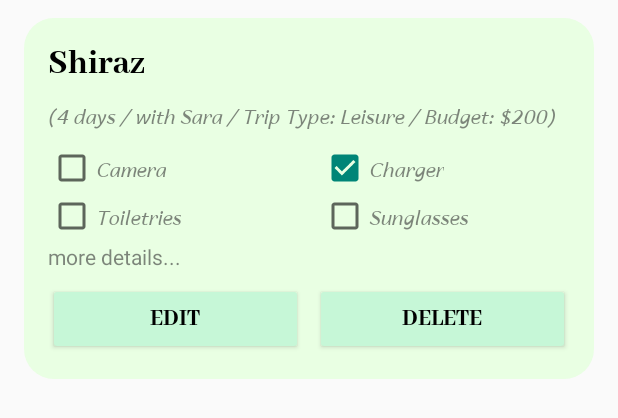
After one commit to SonyaNamazy/TripPlanner, an Android app: the layout item_trip.xml on its own in the app's theme, with its tools: preview values and no code run, on a phone screen of 412 x 824 dp. The commit adds this screen. Shown: the top 418 px of the screen. Run offline under Robolectric (Android 15) with nearby library versions, the phone set to English and light mode, and no system bars.

Commit message:
trip list page

```diff
--- /dev/null
+++ b/app/src/main/res/drawable/ic_add_white.xml
@@ -0,0 +1,5 @@
+<vector xmlns:android="http://schemas.android.com/apk/res/android" android:height="24dp" android:tint="#FFFFFF" android:viewportHeight="24" android:viewportWidth="24" android:width="24dp">
+
+    <path android:fillColor="@android:color/white" android:pathData="M19,13h-6v6h-2v-6H5v-2h6V5h2v6h6v2z"/>
+
+</vector>
--- /dev/null
+++ b/app/src/main/res/drawable/title_bg.xml
@@ -0,0 +1,9 @@
+<?xml version="1.0" encoding="utf-8"?>
+<shape xmlns:android="http://schemas.android.com/apk/res/android"
+    android:shape="rectangle">
+
+    <solid android:color="#E9FFE3" />
+
+    <corners android:radius="20dp" />
+
+</shape>
--- a/app/src/main/res/layout/activity_add_trip.xml
+++ b/app/src/main/res/layout/activity_add_trip.xml
@@ -110,7 +110,7 @@
                 android:id="@+id/btnAddPacking"
                 android:layout_width="wrap_content"
                 android:layout_height="wrap_content"
-                android:src="@android:drawable/ic_input_add"
+                android:src="@drawable/ic_add_white"
                 android:contentDescription="Add item"
                 android:backgroundTint="#56C88D"
                 android:elevation="6dp" />
--- /dev/null
+++ b/app/src/main/res/layout/activity_trip_list.xml
@@ -0,0 +1,29 @@
+<?xml version="1.0" encoding="utf-8"?>
+<LinearLayout xmlns:android="http://schemas.android.com/apk/res/android"
+    android:id="@+id/layoutTripList"
+    android:layout_width="match_parent"
+    android:layout_height="match_parent"
+    android:orientation="vertical"
+    android:padding="16dp"
+    android:background="#C6F7D7">
+
+    <TextView
+        android:id="@+id/tvTripListTitle"
+        android:layout_width="match_parent"
+        android:layout_height="wrap_content"
+        android:text="Trip List"
+        android:textSize="32sp"
+        android:textStyle="bold"
+        android:textColor="#000000"
+        android:background="#E9FFE3"
+        android:gravity="center"
+        android:padding="12dp"
+        android:layout_marginBottom="16dp"
+        android:fontFamily="@font/abhayalibreextrabold"/>
+
+    <androidx.recyclerview.widget.RecyclerView
+        android:id="@+id/recyclerTripList"
+        android:layout_width="match_parent"
+        android:layout_height="0dp"
+        android:layout_weight="1"/>
+</LinearLayout>
--- /dev/null
+++ b/app/src/main/res/layout/item_trip.xml
@@ -0,0 +1,131 @@
+<?xml version="1.0" encoding="utf-8"?>
+<LinearLayout xmlns:android="http://schemas.android.com/apk/res/android"
+    android:layout_width="match_parent"
+    android:layout_height="wrap_content"
+    android:background="@drawable/title_bg"
+    android:orientation="vertical"
+    android:padding="16dp"
+    android:layout_marginStart="16dp"
+    android:layout_marginEnd="16dp"
+    android:layout_marginTop="12dp"
+    android:layout_marginBottom="16dp">
+
+    <TextView
+        android:id="@+id/tvDestination"
+        android:layout_width="wrap_content"
+        android:layout_height="wrap_content"
+        android:text="Shiraz"
+        android:textSize="24sp"
+        android:textStyle="bold"
+        android:fontFamily="@font/abhayalibreextrabold"
+        android:textColor="#000000" />
+
+    <TextView
+        android:id="@+id/tvTripInfo"
+        android:layout_width="wrap_content"
+        android:layout_height="wrap_content"
+        android:text="(4 days / with Sara / Trip Type: Leisure / Budget: $200)"
+        android:textSize="13sp"
+        android:textColor="#99333333"
+        android:fontFamily="@font/andikanewbasici"
+        android:layout_marginTop="8dp" />
+
+    <LinearLayout
+        android:layout_width="match_parent"
+        android:layout_height="wrap_content"
+        android:orientation="horizontal"
+        android:layout_marginTop="8dp">
+
+        <LinearLayout
+            android:layout_width="0dp"
+            android:layout_height="wrap_content"
+            android:layout_weight="1"
+            android:orientation="vertical">
+
+            <CheckBox
+                android:layout_width="wrap_content"
+                android:layout_height="wrap_content"
+                android:text="Camera"
+                android:fontFamily="@font/andikanewbasici"
+                android:textColor="#99333333"
+                android:textSize="13sp"
+                android:checked="false" />
+
+            <CheckBox
+                android:layout_width="wrap_content"
+                android:layout_height="wrap_content"
+                android:text="Toiletries"
+                android:fontFamily="@font/andikanewbasici"
+                android:textColor="#99333333"
+                android:textSize="13sp"
+                android:checked="false" />
+        </LinearLayout>
+
+        <LinearLayout
+            android:layout_width="0dp"
+            android:layout_height="wrap_content"
+            android:layout_weight="1"
+            android:orientation="vertical"
+            android:paddingStart="8dp">
+
+            <CheckBox
+                android:layout_width="wrap_content"
+                android:layout_height="wrap_content"
+                android:text="Charger"
+                android:fontFamily="@font/andikanewbasici"
+                android:textColor="#99333333"
+                android:textSize="13sp"
+                android:checked="true" />
+
+            <CheckBox
+                android:layout_width="wrap_content"
+                android:layout_height="wrap_content"
+                android:text="Sunglasses"
+                android:fontFamily="@font/andikanewbasici"
+                android:textColor="#99333333"
+                android:textSize="13sp"
+                android:checked="false" />
+        </LinearLayout>
+    </LinearLayout>
+
+    <TextView
+        android:id="@+id/btnMoreDetails"
+        android:layout_width="wrap_content"
+        android:layout_height="wrap_content"
+        android:text="more details..."
+        android:textColor="#99333333"
+        android:layout_marginTop="1dp" />
+
+    <LinearLayout
+        android:layout_width="match_parent"
+        android:layout_height="wrap_content"
+        android:orientation="horizontal"
+        android:layout_marginTop="8dp">
+
+        <Button
+            android:id="@+id/btnEdit"
+            android:layout_width="0dp"
+            android:layout_height="wrap_content"
+            android:layout_weight="1"
+            android:text="Edit"
+            android:backgroundTint="#C6F7D7"
+            android:textColor="#000000"
+            android:textStyle="bold"
+            android:textSize="16sp"
+            android:fontFamily="@font/abhayalibreextrabold" />
+
+        <Button
+            android:id="@+id/btnDelete"
+            android:layout_width="0dp"
+            android:layout_height="wrap_content"
+            android:layout_weight="1"
+            android:layout_marginStart="8dp"
+            android:text="Delete"
+            android:backgroundTint="#C6F7D7"
+            android:textColor="#000000"
+            android:textStyle="bold"
+            android:textSize="16sp"
+            android:fontFamily="@font/abhayalibreextrabold" />
+    </LinearLayout>
+
+</LinearLayout>
```
Also changed, not shown: app/src/main/res/font/andikanewbasici.ttf (added).
